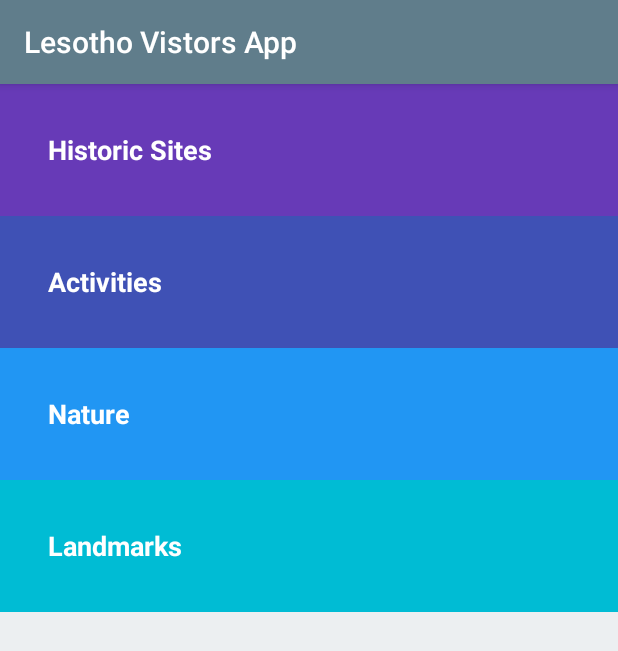
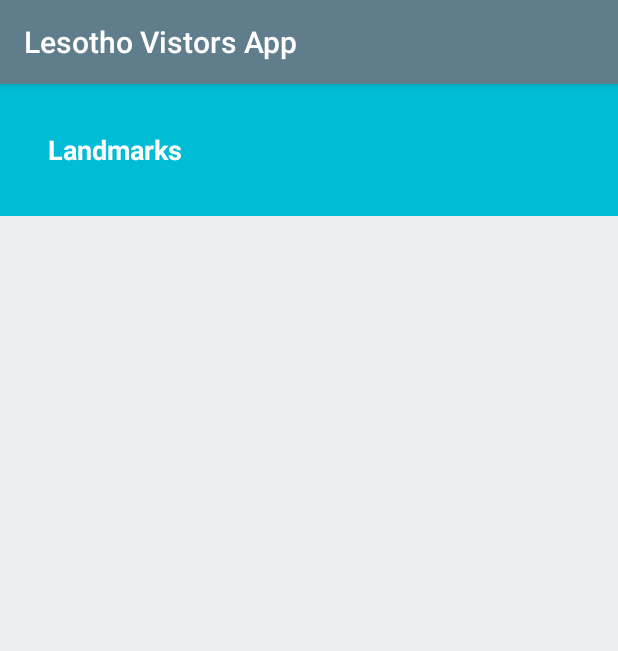
Before and after one commit to aparna-jay-master/Lesotho-Travel-App, an Android app: the screen it shows after launch (MainActivity), on a phone screen of 412 x 824 dp. Shown: the top 651 px of the screen. Run offline under Robolectric (Android 15) with nearby library versions, the phone set to English and light mode, and no system bars.

Commit message:
Consolidate all attractions into one activity

```diff
--- a/app/src/main/AndroidManifest.xml
+++ b/app/src/main/AndroidManifest.xml
@@ -15,12 +15,6 @@
                 <category android:name="android.intent.category.LAUNCHER" />
             </intent-filter>
         </activity>
-        <activity android:name=".HistoricSites"
-            android:label="@string/category_historic"/>
-        <activity android:name=".Activities"
-            android:label="@string/category_activities"/>
-        <activity android:name=".Nature"
-            android:label="@string/category_nature"/>
         <activity android:name=".Landmarks"
             android:label="@string/category_landmarks">
         </activity>
--- a/app/src/main/java/com/example/android/lesothovistorsapp/MainActivity.java
+++ b/app/src/main/java/com/example/android/lesothovistorsapp/MainActivity.java
@@ -13,54 +13,6 @@ public class MainActivity extends AppCompatActivity {
         super.onCreate(savedInstanceState);
         setContentView(R.layout.activity_main);
 
-        // Find the View that shows the Historic Sites category
-        TextView historic = (TextView) findViewById(R.id.historic_sites);
-
-        // Set a click listener on that View
-        historic.setOnClickListener(new View.OnClickListener() {
-            // The code in this method will be executed when the numbers category is clicked on.
-            @Override
-            public void onClick(View view) {
-                // Create a new intent to open the {@link HistoricSites}
-                Intent historicIntent = new Intent(MainActivity.this, HistoricSites.class);
-
-                // Start the new activity
-                startActivity(historicIntent);
-            }
-        });
-
-        // Find the View that shows the Activities category
-        TextView activities = (TextView) findViewById(R.id.activities);
-
-        // Set a click listener on that View
-        activities.setOnClickListener(new View.OnClickListener() {
-            // The code in this method will be executed when the Activities category is clicked on.
-            @Override
-            public void onClick(View view) {
-                // Create a new intent to open the {@link Activities}
-                Intent activitiesIntent = new Intent(MainActivity.this, Activities.class);
-
-                // Start the new activity
-                startActivity(activitiesIntent);
-            }
-        });
-
-        // Find the View that shows the Nature category
-        final TextView nature = (TextView) findViewById(R.id.nature);
-
-        // Set a click listener on that View
-        nature.setOnClickListener(new View.OnClickListener() {
-            // The code in this method will be executed when the Nature category is clicked on.
-            @Override
-            public void onClick(View view) {
-                // Create a new intent to open the {@link Nature}
-                Intent natureIntent = new Intent(MainActivity.this, Nature.class);
-
-                // Start the new activity
-                startActivity(natureIntent);
-            }
-        });
-
         // Find the View that shows the Landmark category
         final TextView landmarks = (TextView) findViewById(R.id.landmarks);
 
@@ -69,7 +21,7 @@ public class MainActivity extends AppCompatActivity {
             // The code in this method will be executed when the Landmarks category is clicked on.
             @Override
             public void onClick(View view) {
-                // Create a new intent to open the {@link Nature}
+                // Create a new intent to open the {@link Landmarks}
                 Intent landmarksIntent = new Intent(MainActivity.this, Landmarks.class);
 
                 // Start the new activity
--- a/app/src/main/res/layout/activity_main.xml
+++ b/app/src/main/res/layout/activity_main.xml
@@ -9,33 +9,7 @@
     tools:context="com.example.android.lesothovistorsapp.MainActivity">
 
     <!-- Historic Sites category -->
-    <FrameLayout
-        android:layout_width="match_parent"
-        android:layout_height="wrap_content">
-        <TextView
-            android:id="@+id/historic_sites"
-            android:background="@color/category_historic"
-            android:text="@string/category_historic"
-            style="@style/CategoryStyle"/>
-    </FrameLayout>
-    <FrameLayout
-        android:layout_width="match_parent"
-        android:layout_height="wrap_content">
-        <TextView
-            android:id="@+id/activities"
-            android:background="@color/category_activities"
-            android:text="@string/category_activities"
-            style="@style/CategoryStyle"/>
-    </FrameLayout>
-    <FrameLayout
-        android:layout_width="match_parent"
-        android:layout_height="wrap_content">
-        <TextView
-            android:id="@+id/nature"
-            android:background="@color/category_nature"
-            android:text="@string/category_nature"
-            style="@style/CategoryStyle"/>
-    </FrameLayout>
+
     <FrameLayout
         android:layout_width="match_parent"
         android:layout_height="wrap_content">
--- a/app/src/main/res/values/colors.xml
+++ b/app/src/main/res/values/colors.xml
@@ -7,15 +7,6 @@
     <!-- Background color for app -->
     <color name="white_background">#ECEFF1</color>
 
-    <!--Color for Historic Sites -->
-    <color name="category_historic">#673AB7</color>
-
-    <!--Color for Activities -->
-    <color name="category_activities">#3F51B5</color>
-
-    <!--Color for Nature -->
-    <color name="category_nature">#2196F3</color>
-
     <!--Color for Landmarks -->
     <color name="category_landmarks">#00BCD4</color>
 </resources>
--- a/app/src/main/res/values/strings.xml
+++ b/app/src/main/res/values/strings.xml
@@ -1,12 +1,6 @@
 <resources>
     <!-- Title for the application. -->
     <string name="app_name">Lesotho Vistors App</string>
-    <!-- Category name for Historic Sites [CHAR LIMIT=20] -->
-    <string name="category_historic">Historic Sites</string>
-    <!-- Category name for Activities [CHAR LIMIT=20] -->
-    <string name="category_activities">Activities</string>
-    <!-- Category name for Nature [CHAR LIMIT=20] -->
-    <string name="category_nature">Nature</string>
     <!-- Category name for Landmarks [CHAR LIMIT=20] -->
     <string name="category_landmarks">Landmarks</string>
 
```
Also changed, not shown: app/src/main/java/com/example/android/lesothovistorsapp/Activities.java (deleted, +0 -34 lines), app/src/main/java/com/example/android/lesothovistorsapp/HistoricSites.java (deleted, +0 -35 lines), app/src/main/java/com/example/android/lesothovistorsapp/Landmarks.java (+8 -0 lines), app/src/main/java/com/example/android/lesothovistorsapp/Nature.java (deleted, +0 -35 lines).
